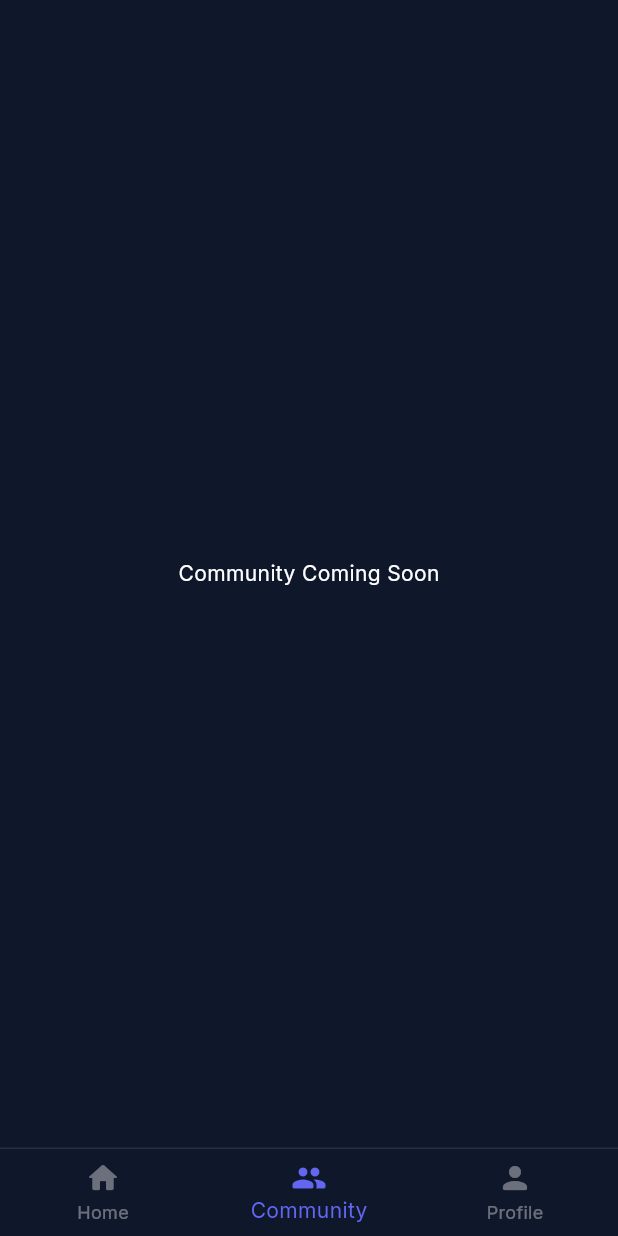
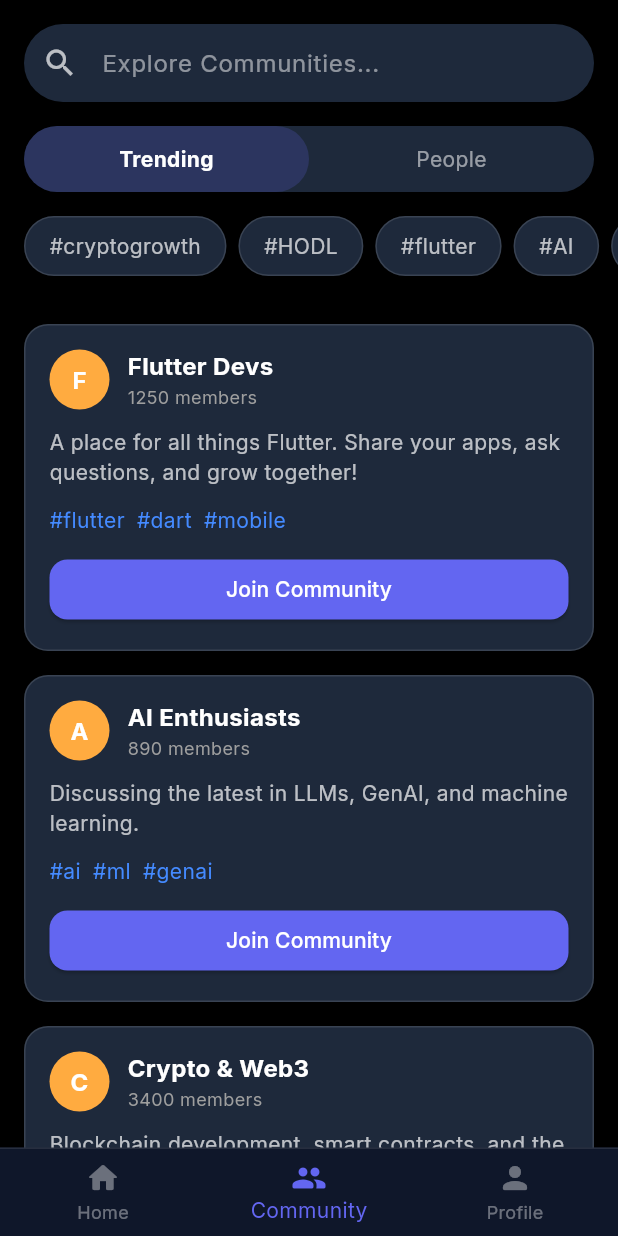
Before and after one commit to nikhilsmurali/interview-app, a Flutter app: the screen it shows once a user with an empty profile is signed in, item 2 of the bottom bar chosen, on a phone screen of 412 x 824 dp. Run offline on Flutter 3.47's test engine with Material 3 defaults, Android fonts, the phone set to English and light mode, and no system bars; our stand-ins replace camera, cloud_firestore, firebase_auth, firebase_core, flutter_animate, font_awesome_flutter and 7 more; accounts and stored records are empty.

Commit message:
community page

```diff
--- /dev/null
+++ b/lib/core/secrets/eleven_labs_secrets.dart
@@ -0,0 +1,4 @@
+class ElevenLabsSecrets {
+  static const String apiKey = "sk_8b3806b2fbda97adb60678955b063f8e10d6f50093fa580f";
+  static const String voiceId = "hpp4J3VqNfWAUOO0d1Us";
+}
--- /dev/null
+++ b/lib/features/home/models/community_model.dart
@@ -0,0 +1,37 @@
+class Member {
+  final String id;
+  final String name;
+  final String avatarUrl;
+  final String? gitUrl;
+  final String? linkedInUrl;
+  final String role; // 'Admin', 'Member', etc.
+
+  const Member({
+    required this.id,
+    required this.name,
+    required this.avatarUrl,
+    this.gitUrl,
+    this.linkedInUrl,
+    this.role = 'Member',
+  });
+}
+
+class Community {
+  final String id;
+  final String name;
+  final String description;
+  final List<String> tags;
+  final int memberCount;
+  final List<Member> members;
+  bool isJoined;
+
+  Community({
+    required this.id,
+    required this.name,
+    required this.description,
+    required this.tags,
+    required this.memberCount,
+    required this.members,
+    this.isJoined = false,
+  });
+}
--- /dev/null
+++ b/lib/features/home/screens/community_screen.dart
@@ -0,0 +1,319 @@
+import 'package:ai_interviewer/features/home/models/community_model.dart';
+import 'package:flutter/material.dart';
+import 'package:font_awesome_flutter/font_awesome_flutter.dart';
+import 'package:url_launcher/url_launcher.dart';
+
+class CommunityScreen extends StatefulWidget {
+  const CommunityScreen({super.key});
+
+  @override
+  State<CommunityScreen> createState() => _CommunityScreenState();
+}
+
+class _CommunityScreenState extends State<CommunityScreen> {
+  final TextEditingController _searchController = TextEditingController();
+  String _selectedTab = 'Trending'; // 'Trending', 'People'
+
+  // Mock Data
+  final List<Community> _allCommunities = [
+    Community(
+      id: '1',
+      name: 'Flutter Devs',
+      description: 'A place for all things Flutter. Share your apps, ask questions, and grow together!',
+      tags: ['#flutter', '#dart', '#mobile'],
+      memberCount: 1250,
+      members: [
+        Member(id: 'm1', name: 'Alice', avatarUrl: '', gitUrl: 'https://github.com/alice', linkedInUrl: 'https://linkedin.com/in/alice', role: 'Admin'),
+        Member(id: 'm2', name: 'Bob', avatarUrl: '', gitUrl: 'https://github.com/bob'),
+      ],
+    ),
+    Community(
+      id: '2',
+      name: 'AI Enthusiasts',
+      description: 'Discussing the latest in LLMs, GenAI, and machine learning.',
+      tags: ['#ai', '#ml', '#genai'],
+      memberCount: 890,
+      members: [
+        Member(id: 'm3', name: 'Charlie', avatarUrl: '', linkedInUrl: 'https://linkedin.com/in/charlie'),
+      ],
+    ),
+    Community(
+      id: '3',
+      name: 'Crypto & Web3',
+      description: 'Blockchain development, smart contracts, and the future of web3.',
+      tags: ['#crypto', '#web3', '#bchain'],
+      memberCount: 3400,
+      members: [],
+    ),
+  ];
+
+  List<Community> _filteredCommunities = [];
+
+  @override
+  void initState() {
+    super.initState();
+    _filteredCommunities = _allCommunities;
+    _searchController.addListener(_onSearchChanged);
+  }
+
+  void _onSearchChanged() {
+    final query = _searchController.text.toLowerCase();
+    setState(() {
+      _filteredCommunities = _allCommunities.where((c) {
+        return c.name.toLowerCase().contains(query) ||
+               c.tags.any((t) => t.toLowerCase().contains(query));
+      }).toList();
+    });
+  }
+
+  @override
+  void dispose() {
+    _searchController.dispose();
+    super.dispose();
+  }
+
+  void _joinCommunity(Community community) {
+    setState(() {
+      community.isJoined = !community.isJoined;
+    });
+    // In a real app, this would update backend
+    ScaffoldMessenger.of(context).showSnackBar(
+      SnackBar(content: Text(community.isJoined ? 'Joined ${community.name}' : 'Left ${community.name}')),
+    );
+  }
+
+  void _showMembersAPI(Community community) {
+    showModalBottomSheet(
+      context: context,
+      backgroundColor: const Color(0xFF1E293B),
+      shape: const RoundedRectangleBorder(borderRadius: BorderRadius.vertical(top: Radius.circular(20))),
+      builder: (context) {
+        return Container(
+          padding: const EdgeInsets.all(16),
+          height: 400,
+          child: Column(
+            crossAxisAlignment: CrossAxisAlignment.start,
+            children: [
+              Text(
+                'Members of ${community.name}',
+                style: const TextStyle(color: Colors.white, fontSize: 18, fontWeight: FontWeight.bold),
+              ),
+              const SizedBox(height: 16),
+              Expanded(
+                child: ListView.separated(
+                  itemCount: community.members.length,
+                  separatorBuilder: (c, i) => const Divider(color: Colors.white24),
+                  itemBuilder: (context, index) {
+                    final member = community.members[index];
+                    return ListTile(
+                      leading: CircleAvatar(
+                        backgroundColor: Colors.indigo,
+                        child: Text(member.name[0], style: const TextStyle(color: Colors.white)),
+                      ),
+                      title: Text(member.name, style: const TextStyle(color: Colors.white)),
+                      subtitle: Text(member.role, style: const TextStyle(color: Colors.white70)),
+                      trailing: Row(
+                        mainAxisSize: MainAxisSize.min,
+                        children: [
+                          if (member.gitUrl != null)
+                            IconButton(
+                              icon: const FaIcon(FontAwesomeIcons.github, color: Colors.white, size: 20),
+                              onPressed: () => launchUrl(Uri.parse(member.gitUrl!)),
+                            ),
+                          if (member.linkedInUrl != null)
+                            IconButton(
+                              icon: const FaIcon(FontAwesomeIcons.linkedin, color: Colors.blue, size: 20),
+                              onPressed: () => launchUrl(Uri.parse(member.linkedInUrl!)),
+                            ),
+                        ],
+                      ),
+                    );
+                  },
+                ),
+              ),
+            ],
+          ),
+        );
+      },
+    );
+  }
+
+  @override
+  Widget build(BuildContext context) {
+    return Container(
+      color: Colors.black, // Dark background
+      child: Column(
+        children: [
+          // 1. Search & Header
+          Padding(
+            padding: const EdgeInsets.all(16.0),
+            child: TextField(
+              controller: _searchController,
+              style: const TextStyle(color: Colors.white),
+              decoration: InputDecoration(
+                hintText: 'Explore Communities...',
+                hintStyle: TextStyle(color: Colors.white.withValues(alpha: 0.5)),
+                prefixIcon: const Icon(Icons.search, color: Colors.white70),
+                filled: true,
+                fillColor: const Color(0xFF1E293B),
+                border: OutlineInputBorder(
+                  borderRadius: BorderRadius.circular(30),
+                  borderSide: BorderSide.none,
+                ),
+                contentPadding: const EdgeInsets.symmetric(horizontal: 20, vertical: 14),
+              ),
+            ),
+          ),
+
+          // 2. Tabs (Trending vs People)
+          Padding(
+            padding: const EdgeInsets.symmetric(horizontal: 16.0),
+            child: Container(
+              decoration: BoxDecoration(
+                color: const Color(0xFF1E293B),
+                borderRadius: BorderRadius.circular(25),
+              ),
+              child: Row(
+                children: [
+                  _buildTab('Trending', true),
+                  _buildTab('People', false),
+                ],
+              ),
+            ),
+          ),
+
+          const SizedBox(height: 16),
+
+          // 3. Trending Tags
+          if (_selectedTab == 'Trending')
+            SizedBox(
+              height: 40,
+              child: ListView(
+                scrollDirection: Axis.horizontal,
+                padding: const EdgeInsets.symmetric(horizontal: 16),
+                children: [
+                  _buildTag('#cryptogrowth'),
+                  _buildTag('#HODL'),
+                  _buildTag('#flutter'),
+                  _buildTag('#AI'),
+                  _buildTag('#jobsearch'),
+                ],
+              ),
+            ),
+
+          const SizedBox(height: 16),
+
+          // 4. Content List
+          Expanded(
+            child: ListView.builder(
+              padding: const EdgeInsets.all(16),
+              itemCount: _filteredCommunities.length,
+              itemBuilder: (context, index) {
+                final community = _filteredCommunities[index];
+                return _buildCommunityCard(community);
+              },
+            ),
+          ),
+        ],
+      ),
+    );
+  }
+
+  Widget _buildTab(String title, bool isFirst) {
+    final isSelected = _selectedTab == title;
+    return Expanded(
+      child: GestureDetector(
+        onTap: () => setState(() => _selectedTab = title),
+        child: Container(
+          padding: const EdgeInsets.symmetric(vertical: 12),
+          decoration: BoxDecoration(
+            color: isSelected ? const Color(0xFF6366F1).withValues(alpha: 0.2) : Colors.transparent,
+            borderRadius: BorderRadius.circular(25),
+          ),
+          child: Text(
+            title,
+            textAlign: TextAlign.center,
+            style: TextStyle(
+              color: isSelected ? Colors.white : Colors.white54,
+              fontWeight: isSelected ? FontWeight.bold : FontWeight.normal,
+            ),
+          ),
+        ),
+      ),
+    );
+  }
+
+  Widget _buildTag(String tag) {
+    return Container(
+      margin: const EdgeInsets.only(right: 8),
+      padding: const EdgeInsets.symmetric(horizontal: 16, vertical: 8),
+      decoration: BoxDecoration(
+        color: const Color(0xFF1E293B),
+        borderRadius: BorderRadius.circular(20),
+        border: Border.all(color: Colors.white12),
+      ),
+      alignment: Alignment.center,
+      child: Text(tag, style: const TextStyle(color: Colors.white70)),
+    );
+  }
+
+  Widget _buildCommunityCard(Community community) {
+    return Container(
+      margin: const EdgeInsets.only(bottom: 16),
+      padding: const EdgeInsets.all(16),
+      decoration: BoxDecoration(
+        color: const Color(0xFF1E293B),
+        borderRadius: BorderRadius.circular(16),
+        border: Border.all(color: Colors.white12),
+      ),
+      child: Column(
+        crossAxisAlignment: CrossAxisAlignment.start,
+        children: [
+          Row(
+            children: [
+              CircleAvatar(
+                backgroundColor: Colors.orangeAccent,
+                child: Text(community.name[0], style: const TextStyle(fontWeight: FontWeight.bold, color: Colors.white)),
+              ),
+              const SizedBox(width: 12),
+              Expanded(
+                child: Column(
+                  crossAxisAlignment: CrossAxisAlignment.start,
+                  children: [
+                    Text(community.name, style: const TextStyle(color: Colors.white, fontWeight: FontWeight.bold, fontSize: 16)),
+                    Text('${community.memberCount} members', style: const TextStyle(color: Colors.grey, fontSize: 12)),
+                  ],
+                ),
+              ),
+              if (community.isJoined)
+                 IconButton(
+                   icon: const Icon(Icons.info_outline, color: Colors.white70),
+                   onPressed: () => _showMembersAPI(community),
+                 ),
+            ],
+          ),
+          const SizedBox(height: 12),
+          Text(community.description, style: const TextStyle(color: Colors.white70)),
+          const SizedBox(height: 12),
+          Wrap(
+            spacing: 8,
+            children: community.tags.map((t) => Text(t, style: const TextStyle(color: Colors.blueAccent))).toList(),
+          ),
+          const SizedBox(height: 12),
+          SizedBox(
+            width: double.infinity,
+            child: ElevatedButton(
+              onPressed: () => _joinCommunity(community),
+              style: ElevatedButton.styleFrom(
+                backgroundColor: community.isJoined ? Colors.grey.withValues(alpha: 0.2) : const Color(0xFF6366F1),
+                foregroundColor: Colors.white,
+                shape: RoundedRectangleBorder(borderRadius: BorderRadius.circular(12)),
+              ),
+              child: Text(community.isJoined ? 'Joined' : 'Join Community'),
+            ),
+          ),
+        ],
+      ),
+    );
+  }
+}
--- a/lib/features/home/screens/home_screen.dart
+++ b/lib/features/home/screens/home_screen.dart
@@ -4,6 +4,8 @@ import 'package:ai_interviewer/features/home/widgets/ai_avatar.dart';
 import 'package:ai_interviewer/features/home/widgets/how_it_works_carousel.dart';
 import 'package:flutter/material.dart';
 import 'package:provider/provider.dart';
+
+import 'package:ai_interviewer/features/home/screens/community_screen.dart';
 
 class HomeScreen extends StatefulWidget {
   const HomeScreen({super.key});
@@ -17,7 +19,7 @@ class _HomeScreenState extends State<HomeScreen> {
 
   final List<Widget> _tabs = [
     const HomeDashboard(),
-    const Center(child: Text('Community Coming Soon', style: TextStyle(color: Colors.white))),
+    const CommunityScreen(),
     const ProfileTab(),
   ];
 
--- a/pubspec.yaml
+++ b/pubspec.yaml
@@ -23,8 +23,11 @@ dependencies:
   camera: ^0.11.3
   permission_handler: ^12.0.1
   google_generative_ai: ^0.4.7
-  flutter_tts: ^4.2.5
+  http: ^1.2.0
+  just_audio: ^0.9.36
+  path_provider: ^2.1.2
   speech_to_text: ^7.3.0
+  url_launcher: ^6.3.0
 
 
 dev_dependencies:
```
Also changed, not shown: lib/core/services/eleven_labs_service.dart (added, +66 -0 lines), lib/features/interview/screens/interview_active_screen.dart (+10 -8 lines), pubspec.lock, 2 other files.
